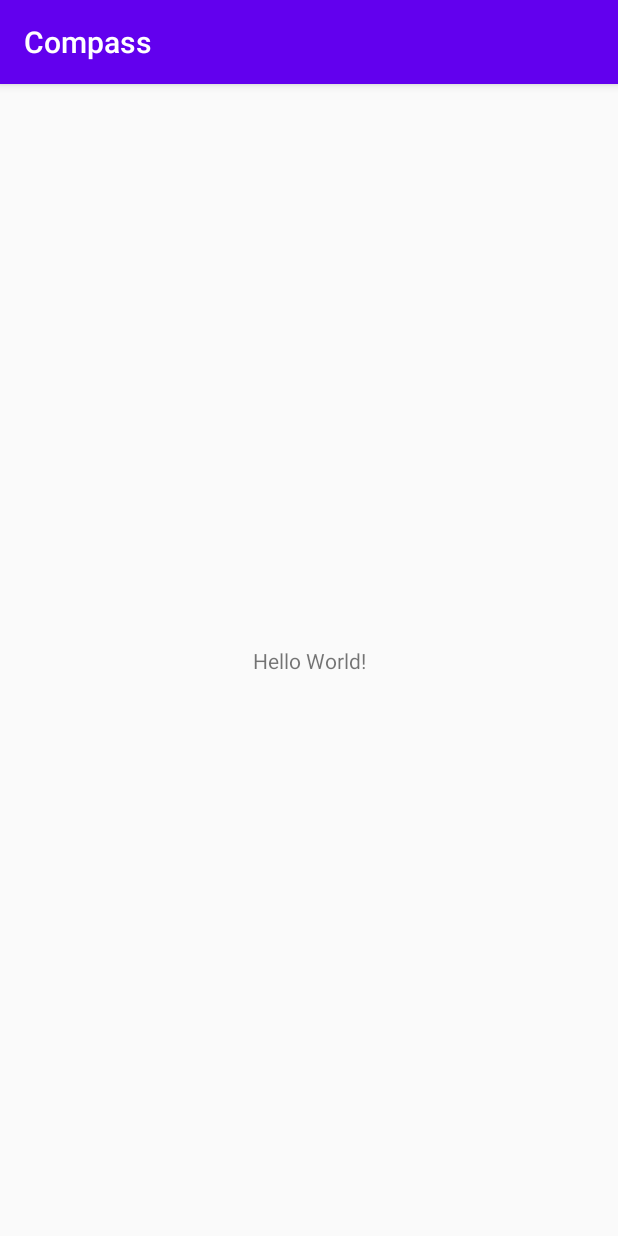
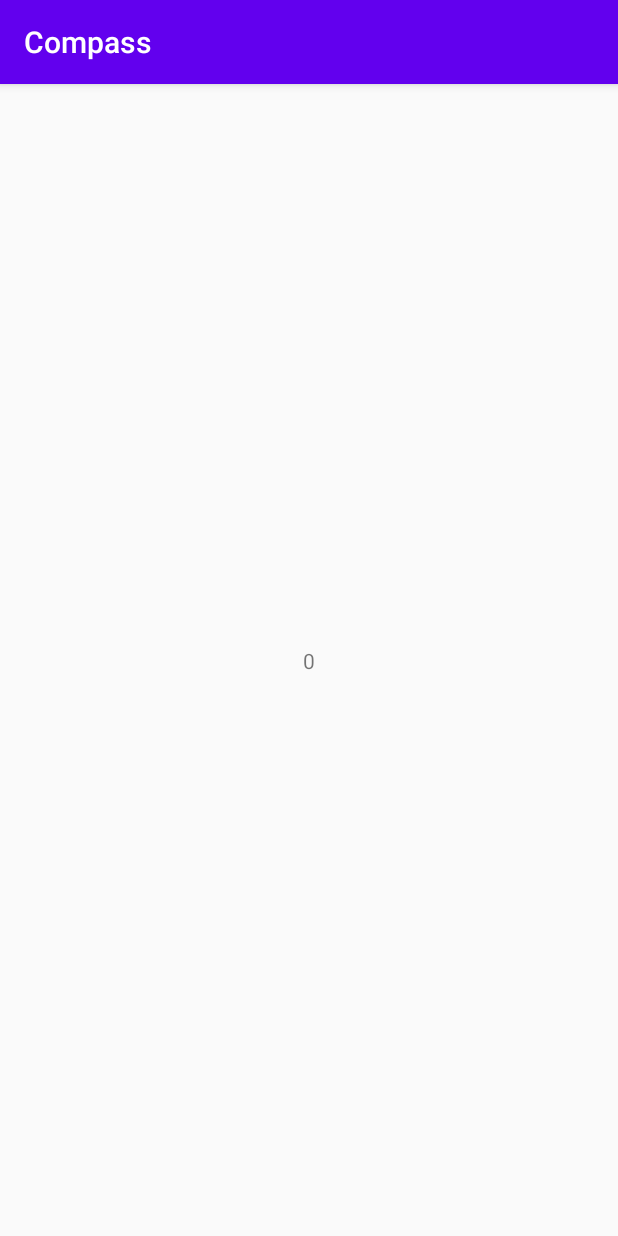
Before and after one commit to Szczepan87/compass, an Android app: the screen it shows after launch (MainActivity), on a phone screen of 412 x 824 dp. Run offline under Robolectric (Android 15) with nearby library versions, the phone set to English and light mode, and no system bars; our stand-ins replace data binding.

Commit message:
displaying current heading with numbers, using only one sensor

```diff
--- a/app/src/main/java/com/example/compass/MainActivity.kt
+++ b/app/src/main/java/com/example/compass/MainActivity.kt
@@ -1,22 +1,48 @@
 package com.example.compass
 
+import android.content.Context
 import android.hardware.Sensor
 import android.hardware.SensorEvent
 import android.hardware.SensorEventListener
+import android.hardware.SensorManager
 import androidx.appcompat.app.AppCompatActivity
 import android.os.Bundle
+import androidx.databinding.DataBindingUtil
+import com.example.compass.databinding.ActivityMainBinding
 
 class MainActivity : AppCompatActivity(), SensorEventListener {
+
+    private val currentHeading = 0
+    private lateinit var sensorManager: SensorManager
+    private lateinit var binding: ActivityMainBinding
+
     override fun onCreate(savedInstanceState: Bundle?) {
         super.onCreate(savedInstanceState)
-        setContentView(R.layout.activity_main)
+
+        binding = DataBindingUtil.setContentView(this, R.layout.activity_main)
+        binding.heading = currentHeading
+        sensorManager = getSystemService(Context.SENSOR_SERVICE) as SensorManager
+    }
+
+    override fun onResume() {
+        super.onResume()
+
+        sensorManager.registerListener(this, sensorManager.getDefaultSensor(Sensor.TYPE_ORIENTATION), SensorManager.SENSOR_DELAY_GAME)
+    }
+
+    override fun onPause() {
+        super.onPause()
+
+        sensorManager.unregisterListener(this)
     }
 
     override fun onAccuracyChanged(sensor: Sensor?, accuracy: Int) {
-        TODO("Not yet implemented")
+
     }
 
-    override fun onSensorChanged(event: SensorEvent?) {
-        TODO("Not yet implemented")
+    override fun onSensorChanged(event: SensorEvent) {
+        var degree = Math.round(event.values[0])
+
+        binding.heading = degree
     }
 }
--- a/app/src/main/res/layout/activity_main.xml
+++ b/app/src/main/res/layout/activity_main.xml
@@ -1,7 +1,16 @@
 <?xml version="1.0" encoding="utf-8"?>
-<androidx.constraintlayout.widget.ConstraintLayout xmlns:android="http://schemas.android.com/apk/res/android"
+<layout xmlns:android="http://schemas.android.com/apk/res/android"
     xmlns:app="http://schemas.android.com/apk/res-auto"
-    xmlns:tools="http://schemas.android.com/tools"
+    xmlns:tools="http://schemas.android.com/tools">
+
+    <data>
+
+        <variable
+            name="heading"
+            type="Integer" />
+    </data>
+
+    <androidx.constraintlayout.widget.ConstraintLayout
         android:layout_width="match_parent"
         android:layout_height="match_parent"
         tools:context=".MainActivity">
@@ -9,10 +18,11 @@
         <TextView
             android:layout_width="wrap_content"
             android:layout_height="wrap_content"
-        android:text="Hello World!"
+            android:text="@{heading.toString()}"
             app:layout_constraintBottom_toBottomOf="parent"
             app:layout_constraintLeft_toLeftOf="parent"
             app:layout_constraintRight_toRightOf="parent"
             app:layout_constraintTop_toTopOf="parent" />
 
     </androidx.constraintlayout.widget.ConstraintLayout>
+</layout>
```
Lines whose indentation alone changed are shown as unchanged.
